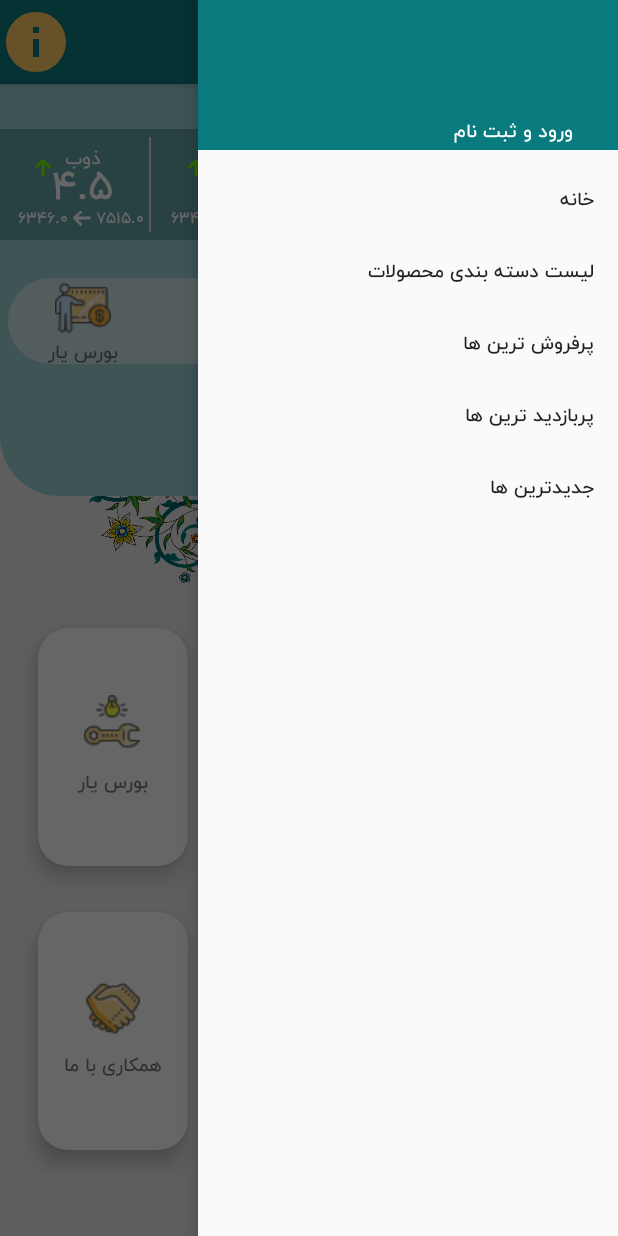
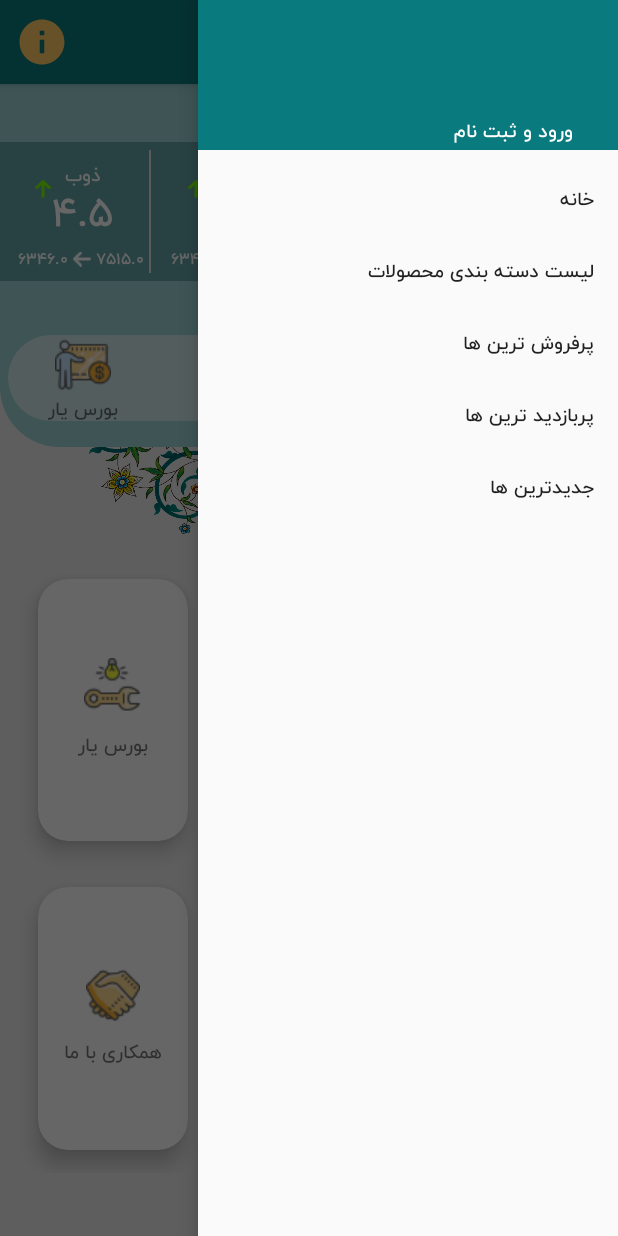
Before and after one commit to Amin-asvadi/KaraBourse, an Android app: the fragment HomeFragment placed in its activity, with the side drawer open, on a phone screen of 412 x 824 dp. Run offline under Robolectric (Android 15) with nearby library versions, the light colour scheme and no system bars; our stand-ins replace ButterKnife; libraries missing offline, so code that uses them is left out: com.etebarian.meowbottomnavigation; 10 statements that could not run were skipped.

Commit message:
complete and bug fix first page

```diff
--- a/app/src/main/java/com/example/karabourse/MainActivity.java
+++ b/app/src/main/java/com/example/karabourse/MainActivity.java
@@ -65,6 +65,7 @@ btn_drawer.setOnClickListener(new View.OnClickListener() {
 		bottomNavigation.setOnClickMenuListener(new MeowBottomNavigation.ClickListener() {
 			@Override
 			public void onClickItem(MeowBottomNavigation.Model item) {
+
 			}
 		});
 		bottomNavigation.setOnShowListener(new MeowBottomNavigation.ShowListener() {
--- a/app/src/main/java/com/example/karabourse/ui/home/adapter/LiveScreenStockAdaopter.java
+++ b/app/src/main/java/com/example/karabourse/ui/home/adapter/LiveScreenStockAdaopter.java
@@ -45,7 +45,7 @@ private Context context;
 
 
 		ViewGroup.LayoutParams params = vh.cons_live_screen.getLayoutParams();
-		params.height = (int) ((Global.getSizeScreen(context)) / 6.5);
+		params.height = (int) ((Global.getSizeScreen(context)) / 5);
 		params.width = (int) ((Global.getSizeScreen(context)) / 4.5);
 		vh.cons_live_screen.setLayoutParams(params);
 	}
--- a/app/src/main/res/drawable/ic_info.xml
+++ b/app/src/main/res/drawable/ic_info.xml
@@ -1,5 +1,5 @@
-<vector android:height="48dp" android:tint="#FFCC64"
+<vector android:height="36dp" android:tint="#FFCC64"
     android:viewportHeight="24" android:viewportWidth="24"
-    android:width="48dp" xmlns:android="http://schemas.android.com/apk/res/android">
+    android:width="36dp" xmlns:android="http://schemas.android.com/apk/res/android">
     <path android:fillColor="@android:color/white" android:pathData="M12,2C6.48,2 2,6.48 2,12s4.48,10 10,10 10,-4.48 10,-10S17.52,2 12,2zM13,17h-2v-6h2v6zM13,9h-2L11,7h2v2z"/>
 </vector>
--- a/app/src/main/res/drawable/ic_menu_normal.xml
+++ b/app/src/main/res/drawable/ic_menu_normal.xml
@@ -1,5 +1,5 @@
-<vector android:height="48dp" android:tint="#FFCC64"
+<vector android:height="36dp" android:tint="#FFCC64"
     android:viewportHeight="24" android:viewportWidth="24"
-    android:width="48dp" xmlns:android="http://schemas.android.com/apk/res/android">
+    android:width="36dp" xmlns:android="http://schemas.android.com/apk/res/android">
     <path android:fillColor="@android:color/white" android:pathData="M3,18h18v-2L3,16v2zM3,13h18v-2L3,11v2zM3,6v2h18L21,6L3,6z"/>
 </vector>
--- a/app/src/main/res/layout/fragment_home.xml
+++ b/app/src/main/res/layout/fragment_home.xml
@@ -21,7 +21,7 @@
         <RelativeLayout
             android:layout_width="match_parent"
             android:layout_height="0dp"
-            app:layout_constraintDimensionRatio="1.5:1"
+            app:layout_constraintDimensionRatio="1.7:1"
             app:layout_constraintEnd_toEndOf="parent"
             app:layout_constraintStart_toStartOf="parent"
             app:layout_constraintTop_toTopOf="parent">
@@ -32,26 +32,21 @@
                 android:layout_alignParentStart="true"
                 android:layout_alignParentTop="true"
                 android:layout_marginStart="0dp"
-                android:layout_marginTop="30dp">
-
-                <LinearLayout
-                    android:layout_width="match_parent"
-                    android:layout_height="match_parent"
-
-                    android:orientation="vertical"
-                    app:layout_constraintEnd_toEndOf="parent"
-                    app:layout_constraintStart_toStartOf="parent"
-                    app:layout_constraintTop_toTopOf="parent">
+              >
 
 
                 <androidx.recyclerview.widget.RecyclerView
                     android:id="@+id/live_screen"
                     android:layout_width="match_parent"
                     android:layout_height="wrap_content"
-                        android:layout_marginBottom="20sp"
                     android:background="#64a3a8"
                     android:orientation="horizontal"
-                        tools:itemCount="4" />
+                    app:layout_constraintBottom_toTopOf="@+id/linearLayout"
+                    app:layout_constraintEnd_toEndOf="parent"
+                    app:layout_constraintStart_toStartOf="parent"
+                    app:layout_constraintTop_toTopOf="parent"
+                    app:layout_constraintVertical_bias="0.52"
+                    tools:itemCount="5" />
 
                 <LinearLayout
 
@@ -61,26 +56,24 @@
                     android:layout_margin="5dp"
 
                     android:background="@drawable/back_dashboard_home"
-
-                        android:gravity="bottom"
                     android:orientation="horizontal"
-                        android:weightSum="4">
+                    android:weightSum="4"
+                    app:layout_constraintBottom_toBottomOf="parent"
+                    app:layout_constraintEnd_toEndOf="parent"
+                    app:layout_constraintStart_toStartOf="parent"
+                    app:layout_constraintTop_toTopOf="parent"
+                    app:layout_constraintVertical_bias="0.93">
 
                     <androidx.constraintlayout.widget.ConstraintLayout
                         android:layout_width="match_parent"
                         android:layout_height="wrap_content"
                         android:layout_gravity="center">
 
-                            <include
-                                layout="@layout/layout_main_dashboard"
-                                app:layout_constraintBottom_toBottomOf="parent"
-                                app:layout_constraintEnd_toEndOf="parent"
-                                app:layout_constraintStart_toStartOf="parent"
-                                app:layout_constraintTop_toTopOf="parent" />
+                        <include layout="@layout/layout_main_dashboard" />
                     </androidx.constraintlayout.widget.ConstraintLayout>
 
                 </LinearLayout>
-                </LinearLayout>
+
             </androidx.constraintlayout.widget.ConstraintLayout>
         </RelativeLayout>
 
--- a/app/src/main/res/layout/layout_toolbar.xml
+++ b/app/src/main/res/layout/layout_toolbar.xml
@@ -41,9 +41,10 @@
             <ImageView
                 android:layout_width="wrap_content"
                 android:layout_height="wrap_content"
+                android:layout_alignParentLeft="true"
                 android:layout_alignParentTop="true"
                 android:layout_alignParentBottom="true"
-                android:layout_alignParentLeft="true"
+                android:layout_marginLeft="10dp"
 
                 android:src="@drawable/ic_info" />
         </RelativeLayout>
```
Lines whose indentation alone changed are shown as unchanged.
